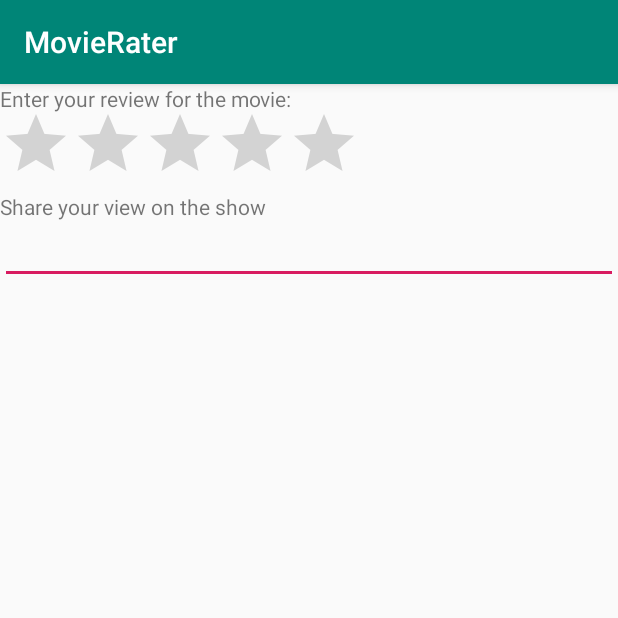
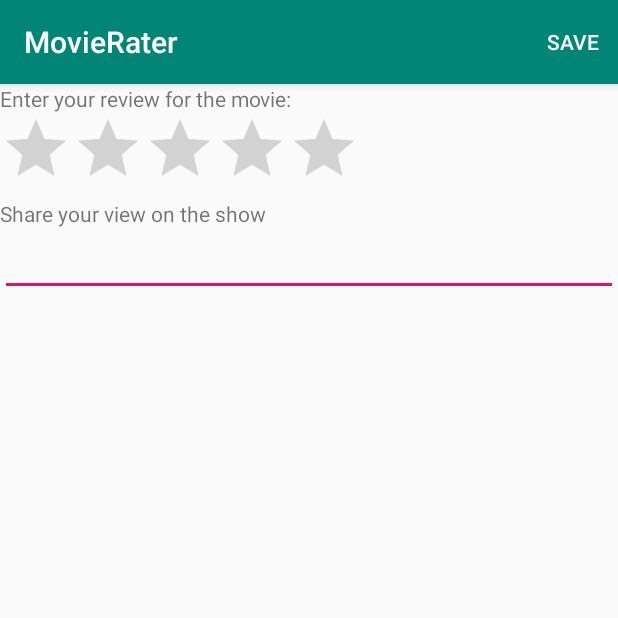
Before and after one commit to RaysonKira/Practical-Assignment--Rayson-, an Android app: the rateMovie screen opened directly, with no data from a screen before it, on a phone screen of 412 x 824 dp, the top half of it. Run offline under Robolectric (Android 15) with nearby library versions, the phone set to English and light mode, and no system bars.

Commit message:
submit inter

```diff
--- a/MovieRater_Intermediate/app/src/main/java/com/nyp/sit/dit/it2107/movierater/rateMovie.kt
+++ b/MovieRater_Intermediate/app/src/main/java/com/nyp/sit/dit/it2107/movierater/rateMovie.kt
@@ -1,11 +1,15 @@
 package com.nyp.sit.dit.it2107.movierater
 
+import android.content.Intent
 import android.support.v7.app.AppCompatActivity
 import android.os.Bundle
+import android.view.Menu
+import android.view.MenuItem
 import android.view.View
 import android.widget.Toast
 import kotlinx.android.synthetic.main.activity_main.*
 import com.nyp.sit.dit.it2107.movierater.Movie
+import kotlinx.android.synthetic.main.rate_movie.*
 
 class rateMovie : AppCompatActivity() {
 
@@ -13,6 +17,21 @@ class rateMovie : AppCompatActivity() {
         super.onCreate(savedInstanceState)
         setContentView(R.layout.rate_movie)
 
+        var reviewStars = rateBar.numStars
+        movieObject.review = reviewStars
+    }
 
+    override fun onCreateOptionsMenu(menu: Menu?): Boolean {
+        menuInflater.inflate(R.menu.rate,menu)
+        return super.onCreateOptionsMenu(menu)
+    }
+
+    override fun onOptionsItemSelected(item: MenuItem?): Boolean {
+        if (item?.itemId == R.id.miSave)
+        {
+            var intentView = Intent(this, viewMovie::class.java)
+            startActivity(intentView)
+        }
+        return super.onOptionsItemSelected(item)
     }
 }
--- a/MovieRater_Intermediate/app/src/main/res/layout/activity_main.xml
+++ b/MovieRater_Intermediate/app/src/main/res/layout/activity_main.xml
@@ -5,8 +5,8 @@
         xmlns:app="http://schemas.android.com/apk/res-auto"
         android:layout_width="match_parent"
         android:layout_height="match_parent"
+        android:id="@+id/testing"
         tools:context=".MainActivity">
-
     <TextView
             android:id="@+id/textViewName"
             android:layout_width="wrap_content"
--- a/MovieRater_Intermediate/app/src/main/res/layout/rate_movie.xml
+++ b/MovieRater_Intermediate/app/src/main/res/layout/rate_movie.xml
@@ -1,37 +1,32 @@
 <?xml version="1.0" encoding="utf-8"?>
-<android.support.constraint.ConstraintLayout xmlns:android="http://schemas.android.com/apk/res/android"
-                                             xmlns:tools="http://schemas.android.com/tools"
-                                             android:layout_width="match_parent"
-                                             android:layout_height="match_parent"
-                                             xmlns:app="http://schemas.android.com/apk/res-auto">
+<RelativeLayout xmlns:android="http://schemas.android.com/apk/res/android"
+                xmlns:tools="http://schemas.android.com/tools"
+                xmlns:app="http://schemas.android.com/apk/res-auto"
+                android:layout_width="match_parent"
+                android:layout_height="match_parent">
 
     <TextView
             android:text="Enter your review for the movie: "
             android:layout_width="match_parent"
-            android:id = "@+id/textView"
+            android:id="@+id/textViewEnterReview"
             android:layout_height="wrap_content"/>
 
     <RatingBar
             android:layout_width="wrap_content"
             android:id="@+id/rateBar"
-            android:layout_height="wrap_content"
-            app:layout_constraintStart_toStartOf="parent"
-            app:layout_constraintTop_toTopOf="parent"
-            android:layout_marginTop="16dp"/>
+            android:layout_below="@id/textViewEnterReview"
+            android:layout_height="wrap_content"/>
 
     <TextView
             android:text="Share your view on the show"
             android:layout_width="match_parent"
-            android:id="@+id/textView2"
             android:layout_height="wrap_content"
-            app:layout_constraintStart_toStartOf="parent"
-            app:layout_constraintTop_toTopOf="parent"
-            android:layout_marginTop="72dp"/>
+            android:layout_below="@id/rateBar"
+            android:id="@+id/textViewShareView"/>
 
     <EditText
             android:layout_width="match_parent"
-            android:layout_height="wrap_content"
-            app:layout_constraintStart_toStartOf="parent"
-            app:layout_constraintTop_toTopOf="parent"
-            android:layout_marginTop="88dp"/>
-</android.support.constraint.ConstraintLayout>
+            android:id="@+id/shareViewEditText"
+            android:layout_below="@id/textViewShareView"
+            android:layout_height="wrap_content"/>
+</RelativeLayout>
--- /dev/null
+++ b/MovieRater_Intermediate/app/src/main/res/menu/rate.xml
@@ -0,0 +1,9 @@
+<?xml version="1.0" encoding="utf-8"?>
+<menu
+        xmlns:android="http://schemas.android.com/apk/res/android"
+        xmlns:app="http://schemas.android.com/apk/res-auto">
+    <item
+            android:id = "@+id/miSave"
+            android:title="Save"
+            app:showAsAction="always"/>
+</menu>
```
Also changed, not shown: MovieRater_Intermediate/app/src/main/java/com/nyp/sit/dit/it2107/movierater/MainActivity.kt (+19 -0 lines), MovieRater_Intermediate/app/src/main/java/com/nyp/sit/dit/it2107/movierater/viewMovie.kt (+25 -0 lines), 1 other file.
